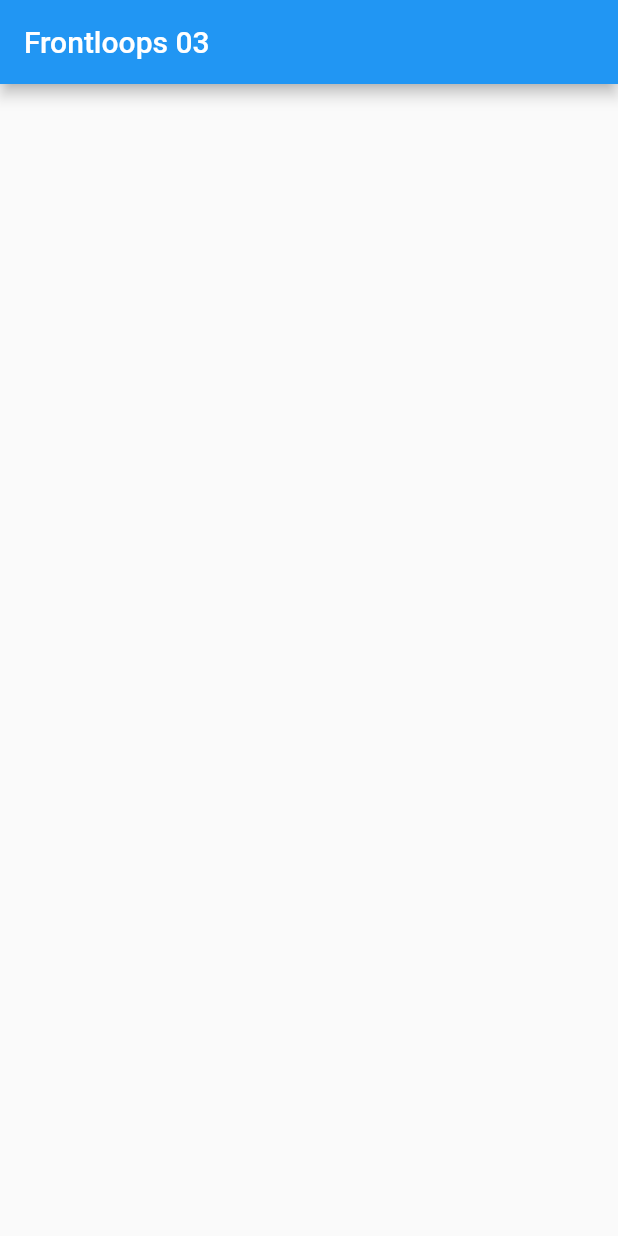
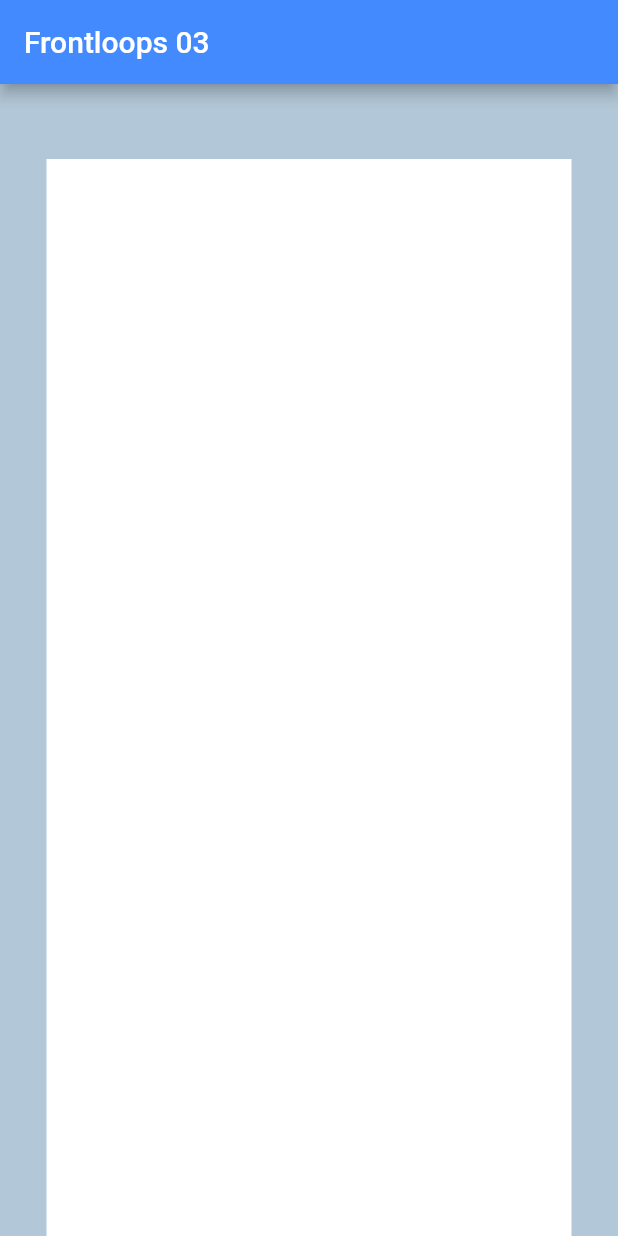
Before and after one commit to sparklaunch/Frontloops_03, a Flutter app: the screen it shows after launch, on a phone screen of 412 x 824 dp. Run offline on Flutter 3.47's test engine with Material 2 defaults, Android fonts, the phone set to English and light mode, and no system bars.

Commit message:
add container

```diff
--- /dev/null
+++ b/lib/MessengerContainer.dart
@@ -0,0 +1,23 @@
+import "package:flutter/material.dart";
+
+import "./MessengerTitle.dart";
+
+import "./constants.dart";
+
+class MessengerContainer extends StatelessWidget {
+  @override
+  Widget build(BuildContext context) {
+    return Center(
+      child: Container(
+        color: kContainerColor,
+        width: kContainerWidth,
+        margin: EdgeInsets.only(top: kContainerTopMargin),
+        child: Column(
+          children: [
+            MessengerTitle(),
+          ],
+        ),
+      ),
+    );
+  }
+}
--- /dev/null
+++ b/lib/MessengerTitle.dart
@@ -0,0 +1,8 @@
+import "package:flutter/material.dart";
+
+class MessengerTitle extends StatelessWidget {
+  @override
+  Widget build(BuildContext context) {
+    return Container();
+  }
+}
--- /dev/null
+++ b/lib/constants.dart
@@ -0,0 +1,10 @@
+import "package:flutter/material.dart";
+
+const String kAppTitle = "Frontloops 03";
+
+const Color kBackgroundColor = Color.fromRGBO(178, 199, 215, 1);
+const Color kAppBarColor = Colors.blueAccent;
+const Color kContainerColor = Colors.white;
+
+const double kContainerTopMargin = 50.0;
+const double kContainerWidth = 350.0;
--- a/lib/main.dart
+++ b/lib/main.dart
@@ -1,4 +1,8 @@
 import 'package:flutter/material.dart';
+
+import "./constants.dart";
+
+import "./MessengerContainer.dart";
 
 void main() => runApp(Frontloops());
 
@@ -6,10 +10,14 @@ class Frontloops extends StatelessWidget {
   @override
   Widget build(BuildContext context) {
     return MaterialApp(
+      title: kAppTitle,
       home: Scaffold(
+        backgroundColor: kBackgroundColor,
         appBar: AppBar(
-          title: Text("Frontloops 03"),
+          title: Text(kAppTitle),
+          backgroundColor: kAppBarColor,
         ),
+        body: MessengerContainer(),
       ),
     );
   }
```
